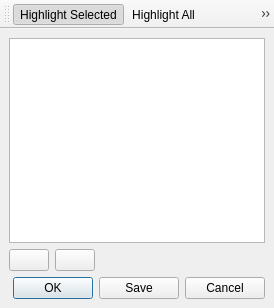
The window that src/Editor/WorldEditor/CPoiMapEditDialog.ui (AxioDL/PrimeWorldEditor) describes before a commit, drawn with Qt 5.
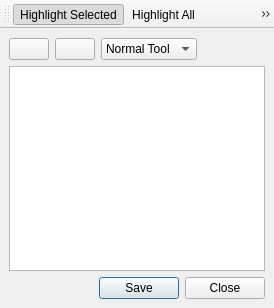
The same window after the commit. Icons and pictures are not drawn.

```diff
--- a/src/Editor/WorldEditor/CPoiMapEditDialog.ui
+++ b/src/Editor/WorldEditor/CPoiMapEditDialog.ui
@@ -15,19 +15,6 @@
   </property>
   <widget class="QWidget" name="centralwidget">
    <layout class="QVBoxLayout" name="verticalLayout">
-    <item>
-     <widget class="QListView" name="ListView">
-      <property name="editTriggers">
-       <set>QAbstractItemView::NoEditTriggers</set>
-      </property>
-      <property name="verticalScrollMode">
-       <enum>QAbstractItemView::ScrollPerPixel</enum>
-      </property>
-      <property name="horizontalScrollMode">
-       <enum>QAbstractItemView::ScrollPerPixel</enum>
-      </property>
-     </widget>
-    </item>
     <item>
      <layout class="QHBoxLayout" name="horizontalLayout">
       <item>
@@ -58,6 +45,26 @@
         </property>
        </widget>
       </item>
+      <item>
+       <widget class="QComboBox" name="ToolComboBox">
+        <property name="minimumSize">
+         <size>
+          <width>80</width>
+          <height>0</height>
+         </size>
+        </property>
+        <item>
+         <property name="text">
+          <string>Normal Tool</string>
+         </property>
+        </item>
+        <item>
+         <property name="text">
+          <string>Spray Can</string>
+         </property>
+        </item>
+       </widget>
+      </item>
       <item>
        <spacer name="horizontalSpacer">
         <property name="orientation">
@@ -73,10 +80,23 @@
       </item>
      </layout>
     </item>
+    <item>
+     <widget class="QListView" name="ListView">
+      <property name="editTriggers">
+       <set>QAbstractItemView::NoEditTriggers</set>
+      </property>
+      <property name="verticalScrollMode">
+       <enum>QAbstractItemView::ScrollPerPixel</enum>
+      </property>
+      <property name="horizontalScrollMode">
+       <enum>QAbstractItemView::ScrollPerPixel</enum>
+      </property>
+     </widget>
+    </item>
     <item>
      <widget class="QDialogButtonBox" name="ButtonBox">
       <property name="standardButtons">
-       <set>QDialogButtonBox::Cancel|QDialogButtonBox::Ok|QDialogButtonBox::Save</set>
+       <set>QDialogButtonBox::Close|QDialogButtonBox::Save</set>
       </property>
      </widget>
     </item>
```
